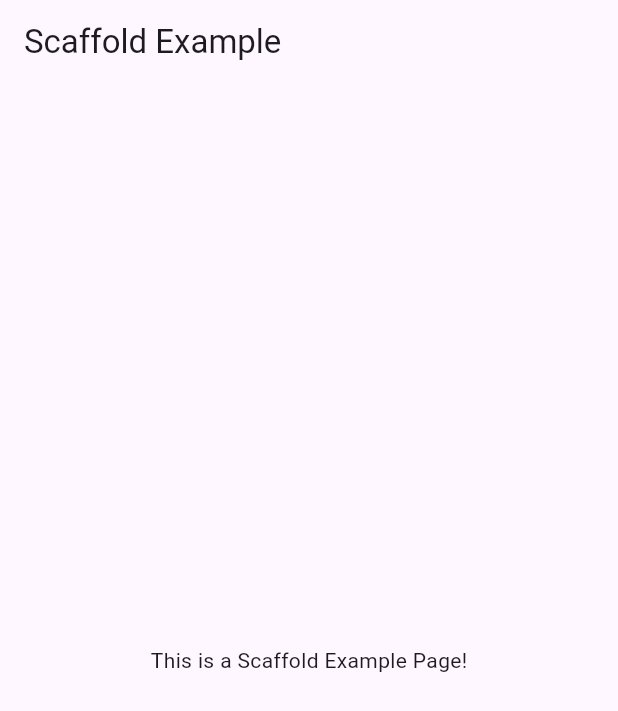
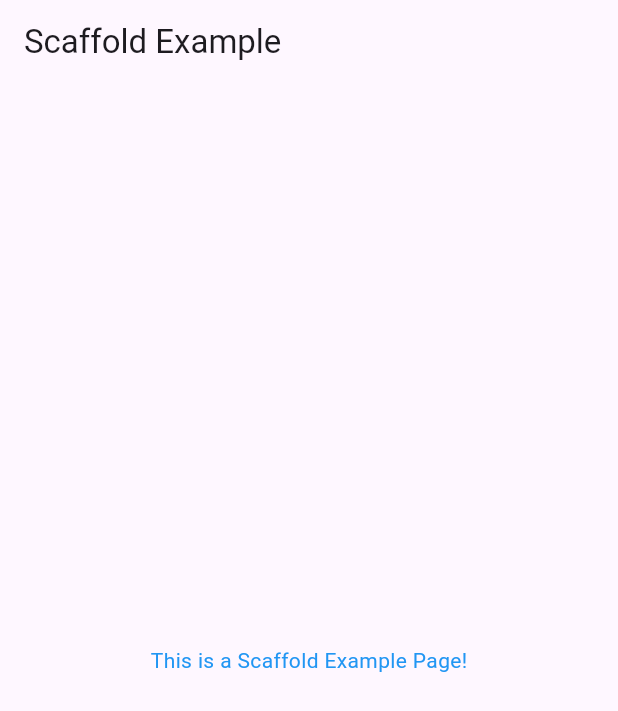
Before and after one commit to Mehedyhasan21701011/Flutter_basic, a Flutter app: the ScaffoldExample screen opened directly, on a phone screen of 412 x 824 dp. Shown: the top 711 px of the screen. Run offline on Flutter 3.47's test engine with Material 3 defaults, Android fonts, the phone set to English and light mode, and no system bars.

Commit message:
Third Commit

```diff
--- a/lib/ScaffoldExample.dart
+++ b/lib/ScaffoldExample.dart
@@ -5,7 +5,11 @@ class ScaffoldExample extends StatelessWidget {
   Widget build(BuildContext context) {
     return Scaffold(
       appBar: AppBar(title: Text('Scaffold Example')),
-      body: Center(child: Text('This is a Scaffold Example Page!')),
+      body: Center(
+          child: Text(
+        'This is a Scaffold Example Page!',
+        style: TextStyle(color: Colors.blue),
+      )),
     );
   }
 }
```
Also changed, not shown: lib/ContainerExample.dart (+36 -4 lines).
